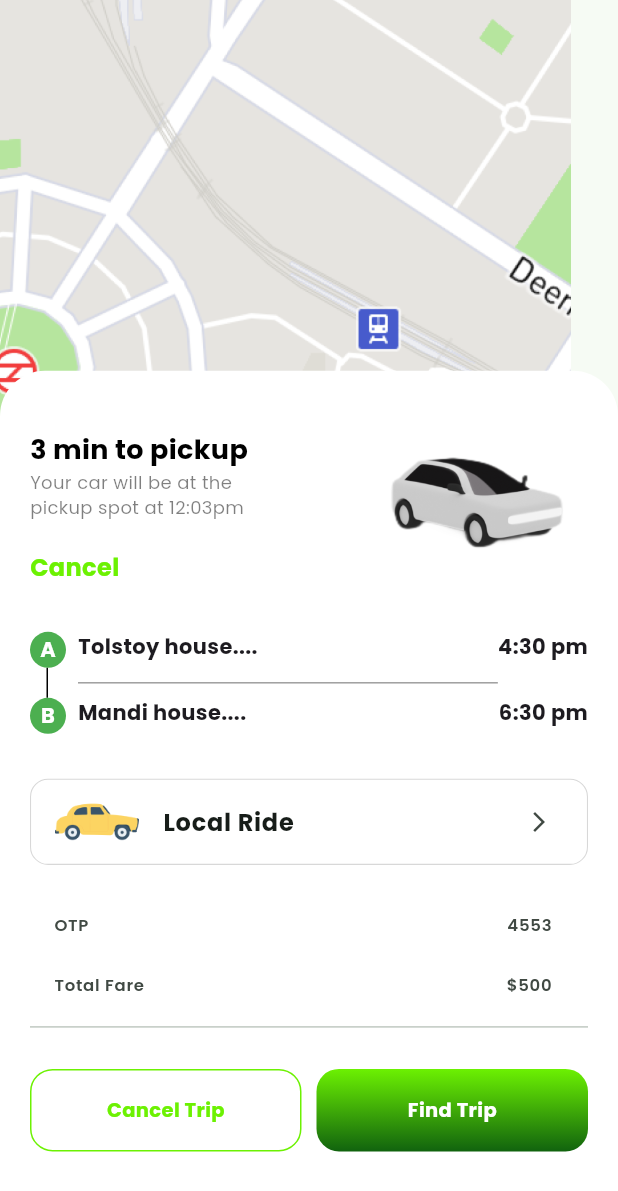
After one commit to Christentimmy/Rider-Eco, a Flutter app: the WaitingRideScreen screen opened directly, on a phone screen of 412 x 824 dp. The commit adds this screen. Shown: the top 1191 px of the screen. Run offline on Flutter 3.47's test engine with Material 3 defaults, Android fonts, the phone set to English and light mode, and no system bars; our stand-ins replace country_code_picker, flutter_svg, get, google_fonts, image_picker, pinput.

Commit message:
waiting ride screen

```diff
--- a/lib/pages/home/available_vehicles_screen.dart
+++ b/lib/pages/home/available_vehicles_screen.dart
@@ -1,5 +1,6 @@
 import 'package:flutter/material.dart';
 import 'package:get/get.dart';
+import 'package:rider/pages/home/waiting_ride_screen.dart';
 import 'package:rider/resources/colors.dart';
 import 'package:rider/widgets/build_icon_button.dart';
 import 'package:rider/widgets/custom_button.dart';
@@ -292,7 +293,9 @@ class _EachCarDetailsState extends State<EachCarDetails> {
           const SizedBox(height: 30),
           CommonButton(
             text: "Select Vehicle",
-            ontap: () {},
+            ontap: () {
+              Get.to(()=> const WaitingRideScreen());
+            },
           )
         ],
       ),
--- /dev/null
+++ b/lib/pages/home/waiting_ride_screen.dart
@@ -0,0 +1,276 @@
+import 'package:flutter/material.dart';
+import 'package:get/get.dart';
+import 'package:rider/pages/home/home_screen.dart';
+import 'package:rider/resources/colors.dart';
+import 'package:rider/widgets/custom_button.dart';
+
+class WaitingRideScreen extends StatelessWidget {
+  const WaitingRideScreen({super.key});
+
+  @override
+  Widget build(BuildContext context) {
+    return Scaffold(
+      body: Stack(
+        children: [
+          Image.asset("assets/images/map3.png"),
+          Align(
+            alignment: Alignment.bottomCenter,
+            child: Container(
+              height: Get.height * 0.7,
+              padding: const EdgeInsets.symmetric(
+                horizontal: 20,
+                vertical: 5,
+              ),
+              decoration: const BoxDecoration(
+                color: Colors.white,
+                borderRadius: BorderRadius.only(
+                  topLeft: Radius.circular(30),
+                  topRight: Radius.circular(30),
+                ),
+              ),
+              child: ListView(
+                padding: EdgeInsets.zero,
+                children: [
+                  SizedBox(height: Get.height * 0.04),
+                  Row(
+                    children: [
+                      Column(
+                        crossAxisAlignment: CrossAxisAlignment.start,
+                        children: [
+                          const Text(
+                            "3 min to pickup",
+                            style: TextStyle(
+                              fontWeight: FontWeight.bold,
+                              color: Colors.black,
+                              fontSize: 18,
+                            ),
+                          ),
+                          Text(
+                            "Your car will be at the\npickup spot at 12:03pm",
+                            style: TextStyle(
+                              color: Colors.black.withOpacity(0.5),
+                              fontSize: 12,
+                            ),
+                          ),
+                          const SizedBox(height: 20),
+                          const Text(
+                            "Cancel",
+                            style: TextStyle(
+                              fontWeight: FontWeight.bold,
+                              fontSize: 16,
+                              color: AppColors.primaryColor,
+                            ),
+                          ),
+                        ],
+                      ),
+                      const Spacer(),
+                      Image.asset(
+                        "assets/images/image10.png",
+                        width: 150,
+                      ),
+                    ],
+                  ),
+                  const SizedBox(height: 30),
+                  _buildToAndFroWidget(),
+                  const SizedBox(height: 30),
+                  Container(
+                    decoration: BoxDecoration(
+                      borderRadius: BorderRadius.circular(12),
+                      border: Border.all(
+                        width: 0.7,
+                        color: Colors.grey.withOpacity(0.4),
+                      ),
+                    ),
+                    child: ListTile(
+                      leading: Image.asset("assets/images/babycar.png"),
+                      title: const Text(
+                        "Local Ride",
+                        style: TextStyle(
+                          fontWeight: FontWeight.bold,
+                        ),
+                      ),
+                      trailing: const Icon(
+                        Icons.arrow_forward_ios,
+                        size: 16,
+                      ),
+                    ),
+                  ),
+                  const SizedBox(height: 20),
+                  const ListTile(
+                    minTileHeight: 40,
+                    leading: Text(
+                      "OTP",
+                      style: TextStyle(
+                        fontWeight: FontWeight.w600,
+                      ),
+                    ),
+                    trailing: Text(
+                      "4553",
+                      style: TextStyle(
+                        fontWeight: FontWeight.w600,
+                      ),
+                    ),
+                  ),
+                  const ListTile(
+                    minTileHeight: 40,
+                    leading: Text(
+                      "Total Fare",
+                      style: TextStyle(
+                        fontWeight: FontWeight.w600,
+                      ),
+                    ),
+                    trailing: Text(
+                      "\$500",
+                      style: TextStyle(
+                        fontWeight: FontWeight.w600,
+                      ),
+                    ),
+                  ),
+                  const Divider(),
+                  const SizedBox(height: 20),
+                  Row(
+                    children: [
+                      Expanded(
+                        child: CommonButton(
+                          text: "Cancel Trip",
+                          ontap: () {
+                            Get.offAll(()=> HomeScreen());
+                          },
+                          textColor: AppColors.primaryColor,
+                          bgColor: Colors.white,
+                          border: Border.all(
+                            width: 1,
+                            color: AppColors.primaryColor,
+                          ),
+                        ),
+                      ),
+                      const SizedBox(width: 10),
+                      Expanded(
+                        child: CommonButton(
+                          text: "Find Trip",
+                          ontap: () {},
+                        ),
+                      ),
+                    ],
+                  )
+                ],
+              ),
+            ),
+          ),
+        ],
+      ),
+    );
+  }
+
+  Column _buildToAndFroWidget() {
+    return Column(
+      children: [
+        Row(
+          crossAxisAlignment: CrossAxisAlignment.start,
+          children: [
+            Column(
+              children: [
+                _buildCircle("A"),
+                _buildDashedLine(),
+              ],
+            ),
+            const SizedBox(width: 8),
+            const Expanded(
+              child: Column(
+                crossAxisAlignment: CrossAxisAlignment.start,
+                children: [
+                  Text(
+                    "Tolstoy house....",
+                    style: TextStyle(
+                      fontSize: 14,
+                      fontWeight: FontWeight.bold,
+                    ),
+                  ),
+                  SizedBox(height: 6),
+                  Divider(color: Colors.grey, thickness: 1),
+                ],
+              ),
+            ),
+            const Text(
+              "4:30 pm",
+              style: TextStyle(
+                fontSize: 14,
+                fontWeight: FontWeight.bold,
+              ),
+            ),
+          ],
+        ),
+        Row(
+          crossAxisAlignment: CrossAxisAlignment.start,
+          children: [
+            Column(
+              children: [
+                _buildCircle("B"),
+              ],
+            ),
+            const SizedBox(width: 8),
+            const Expanded(
+              child: Column(
+                crossAxisAlignment: CrossAxisAlignment.start,
+                children: [
+                  Text(
+                    "Mandi house....",
+                    style: TextStyle(
+                      fontSize: 14,
+                      fontWeight: FontWeight.bold,
+                    ),
+                  ),
+                ],
+              ),
+            ),
+            const Text(
+              "6:30 pm",
+              style: TextStyle(
+                fontSize: 14,
+                fontWeight: FontWeight.bold,
+              ),
+            ),
+          ],
+        ),
+      ],
+    );
+  }
+
+  // Green Circle Widget
+  Widget _buildCircle(String label) {
+    return Container(
+      width: 24,
+      height: 24,
+      decoration: const BoxDecoration(
+        color: Colors.green,
+        shape: BoxShape.circle,
+      ),
+      child: Center(
+        child: Text(
+          label,
+          style: const TextStyle(
+            color: Colors.white,
+            fontWeight: FontWeight.bold,
+          ),
+        ),
+      ),
+    );
+  }
+
+  // Dashed Line Widget
+  Widget _buildDashedLine() {
+    return Container(
+      width: 2,
+      height: 20,
+      decoration: const BoxDecoration(
+        border: Border(
+          left: BorderSide(
+            color: Colors.black,
+            width: 1,
+            style: BorderStyle.solid,
+          ),
+        ),
+      ),
+    );
+  }
+}
--- a/lib/widgets/custom_button.dart
+++ b/lib/widgets/custom_button.dart
@@ -9,12 +9,14 @@ class CommonButton extends StatelessWidget {
   Color? bgColor;
   Color? textColor;
   final VoidCallback ontap;
+  BoxBorder? border;
   CommonButton({
     super.key,
     required this.text,
     this.bgColor,
     required this.ontap,
     this.textColor,
+    this.border,
   });
 
   @override
@@ -26,6 +28,7 @@ class CommonButton extends StatelessWidget {
         alignment: Alignment.center,
         width: Get.width,
         decoration: BoxDecoration(
+          border: border,
           borderRadius: BorderRadius.circular(15),
           color: bgColor,
           gradient: bgColor == null ?  const LinearGradient(
```
Also changed, not shown: assets/images/babycar.png (added), assets/images/map3.png (added).
